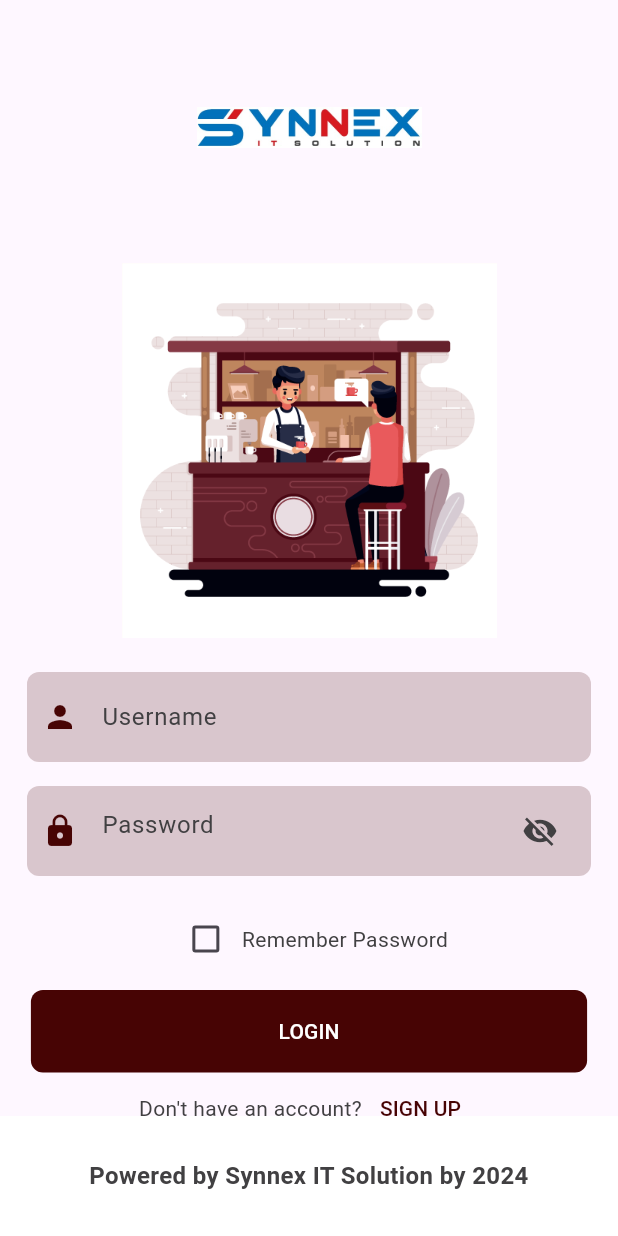
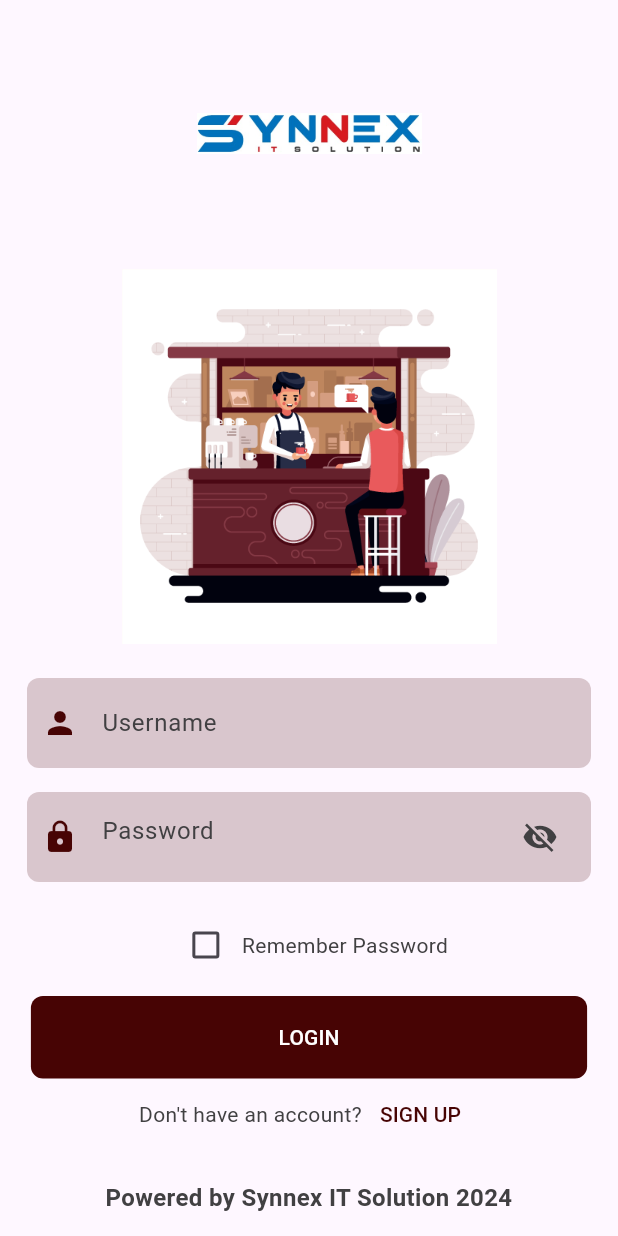
Before and after one commit to MobileSamadhi/New_Restaurant, a Flutter app: the LoginScreen screen opened directly, on a phone screen of 412 x 824 dp. Run offline on Flutter 3.47's test engine with Material 3 defaults, Android fonts, the phone set to English and light mode, and no system bars; our stand-ins replace google_fonts, image_picker, printing, shared_preferences, sqflite; missing offline and left inert: blue_thermal_printer; accounts and stored records are empty.

Commit message:
added new login

```diff
--- a/lib/Authtentication/login.dart
+++ b/lib/Authtentication/login.dart
@@ -13,19 +13,11 @@ class LoginScreen extends StatefulWidget {
 }
 
 class _LoginScreenState extends State<LoginScreen> {
-  // We need two text editing controllers
   final username = TextEditingController();
   final password = TextEditingController();
-
-  // A bool variable for show and hide password
   bool isVisible = false;
-
-  // A bool variable for remember password
   bool rememberPassword = false;
-
-  // Here is our bool variable
   bool isLoginTrue = false;
-
   final db = DatabaseHelper();
 
   @override
@@ -61,25 +53,21 @@ class _LoginScreenState extends State<LoginScreen> {
     await prefs.setBool('rememberPassword', rememberPassword);
   }
 
-  // Now we should call this function in login button
   login() async {
     var response = await db
         .login(Users(usrName: username.text, usrPassword: password.text));
     if (response == true) {
-      // If login is correct, then goto dashboard
       if (!mounted) return;
       await saveCredentials();
       Navigator.pushReplacement(
           context, MaterialPageRoute(builder: (context) => DashboardPage()));
     } else {
-      // If not, true the bool value to show error message
       setState(() {
         isLoginTrue = true;
       });
     }
   }
 
-  // We have to create global key for our form
   final formKey = GlobalKey<FormState>();
 
   @override
@@ -89,10 +77,10 @@ class _LoginScreenState extends State<LoginScreen> {
         child: SingleChildScrollView(
           child: Padding(
             padding: const EdgeInsets.all(10.0),
-            // We put all our textfields into a form to be controlled and not allow empty fields
             child: Form(
               key: formKey,
               child: Column(
+                mainAxisAlignment: MainAxisAlignment.center,
                 children: [
                   // Page header image
                   Image.asset(
@@ -102,21 +90,19 @@ class _LoginScreenState extends State<LoginScreen> {
                     fit: BoxFit.contain,
                   ),
                   const SizedBox(height: 15),
-                  // Username field
-
-                  // Before we show the image, after we copied the image we need to define the location in pubspec.yaml
                   Image.asset(
                     "lib/assets/login.png",
                     width: 350,
                     height: 250,
                   ),
                   const SizedBox(height: 15),
+                  // Username field
                   Container(
                     margin: const EdgeInsets.all(8),
                     padding: const EdgeInsets.symmetric(horizontal: 10, vertical: 6),
                     decoration: BoxDecoration(
                       borderRadius: BorderRadius.circular(8),
-                      color: Color(0xFF470404).withOpacity(.2), // Blue color with opacity
+                      color: const Color(0xFF470404).withOpacity(.2),
                     ),
                     child: TextFormField(
                       controller: username,
@@ -127,21 +113,20 @@ class _LoginScreenState extends State<LoginScreen> {
                         return null;
                       },
                       decoration: const InputDecoration(
-                        icon: Icon(Icons.person, color: Color(0xFF470404)), // Blue color
+                        icon: Icon(Icons.person, color: Color(0xFF470404)),
                         border: InputBorder.none,
                         hintText: "Username",
-                        hintStyle: TextStyle(color: Color(0xFF414042)), // Dark Gray color
+                        hintStyle: TextStyle(color: Color(0xFF414042)),
                       ),
                     ),
                   ),
-
                   // Password field
                   Container(
                     margin: const EdgeInsets.all(8),
                     padding: const EdgeInsets.symmetric(horizontal: 10, vertical: 6),
                     decoration: BoxDecoration(
                       borderRadius: BorderRadius.circular(8),
-                      color: Color(0xFF470404).withOpacity(.2), // Blue color with opacity
+                      color: const Color(0xFF470404).withOpacity(.2),
                     ),
                     child: TextFormField(
                       controller: password,
@@ -153,27 +138,26 @@ class _LoginScreenState extends State<LoginScreen> {
                       },
                       obscureText: !isVisible,
                       decoration: InputDecoration(
-                        icon: const Icon(Icons.lock, color: Color(0xFF470404)), // Blue color
+                        icon: const Icon(Icons.lock, color: Color(0xFF470404)),
                         border: InputBorder.none,
                         hintText: "Password",
-                        hintStyle: const TextStyle(color: Color(0xFF414042)), // Dark Gray color
+                        hintStyle: const TextStyle(color: Color(0xFF414042)),
                         suffixIcon: IconButton(
                           onPressed: () {
-                            // In here we will create a click to show and hide the password a toggle button
                             setState(() {
-                              // toggle button
                               isVisible = !isVisible;
                             });
                           },
-                          icon: Icon(isVisible
+                          icon: Icon(
+                            isVisible
                                 ? Icons.visibility
                                 : Icons.visibility_off,
-                              color: Color(0xFF414042)), // Dark Gray color
+                            color: const Color(0xFF414042),
                           ),
                         ),
                       ),
                     ),
-
+                  ),
                   const SizedBox(height: 10),
                   // Remember password checkbox
                   Row(
@@ -189,7 +173,7 @@ class _LoginScreenState extends State<LoginScreen> {
                       ),
                       const Text(
                         "Remember Password",
-                        style: TextStyle(color: Color(0xFF414042)), // Dark Gray color
+                        style: TextStyle(color: Color(0xFF414042)),
                       ),
                     ],
                   ),
@@ -200,32 +184,30 @@ class _LoginScreenState extends State<LoginScreen> {
                     width: MediaQuery.of(context).size.width * .9,
                     decoration: BoxDecoration(
                       borderRadius: BorderRadius.circular(8),
-                      color: Color(0xFF470404), // Blue color
+                      color: const Color(0xFF470404),
                     ),
                     child: TextButton(
                       onPressed: () {
                         if (formKey.currentState!.validate()) {
-                            // Login method will be here
                           login();
                         }
                       },
                       child: const Text(
                         "LOGIN",
                         style: TextStyle(color: Colors.white),
-                        )),
                       ),
-
+                    ),
+                  ),
                   // Sign up button
                   Row(
                     mainAxisAlignment: MainAxisAlignment.center,
                     children: [
                       const Text(
                         "Don't have an account?",
-                        style: TextStyle(color: Color(0xFF414042)), // Dark Gray color
+                        style: TextStyle(color: Color(0xFF414042)),
                       ),
                       TextButton(
                         onPressed: () {
-                            // Navigate to sign up
                           Navigator.push(
                               context,
                               MaterialPageRoute(
@@ -233,37 +215,29 @@ class _LoginScreenState extends State<LoginScreen> {
                         },
                         child: const Text(
                           "SIGN UP",
-                            style: TextStyle(color: Color(0xFF470404)), // Blue color
-                          ))
+                          style: TextStyle(color: Color(0xFF470404)),
+                        ),
+                      ),
                     ],
                   ),
-
-                  // We will disable this message by default, when user and pass is incorrect we will trigger this message to user
                   isLoginTrue
                       ? const Text(
                     "Username or password is incorrect",
-                    style: TextStyle(color: Color(0xFFD71920)), // Red color
+                    style: TextStyle(color: Color(0xFFD71920)),
                   )
                       : const SizedBox(),
-                ],
-              ),
-            ),
-          ),
-        ),
-      ),
-      bottomNavigationBar: BottomAppBar(
-        color: Colors.white,
-        child: Container(
-          height: 10, // Adjust the height as needed
-          padding: const EdgeInsets.all(8),
-          child: Center(
-            child: Text(
-              'Powered by Synnex IT Solution by 2024',
+                  const SizedBox(height: 20),
+                  // Powered by Synnex IT Solution by 2024 (Footer Text)
+                  const Text(
+                    'Powered by Synnex IT Solution 2024',
                     textAlign: TextAlign.center,
                     style: TextStyle(
                       fontSize: 16,
                       fontWeight: FontWeight.bold,
-                color: Color(0xFF414042), // Dark Gray color
+                      color: Color(0xFF414042),
+                    ),
+                  ),
+                ],
               ),
             ),
           ),
```
Lines whose indentation alone changed are shown as unchanged.
